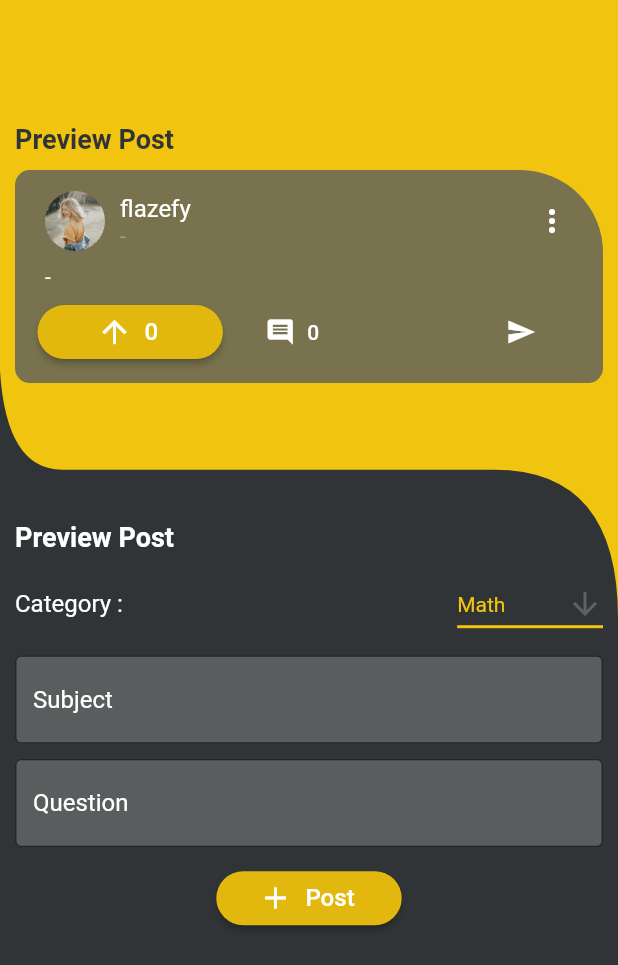
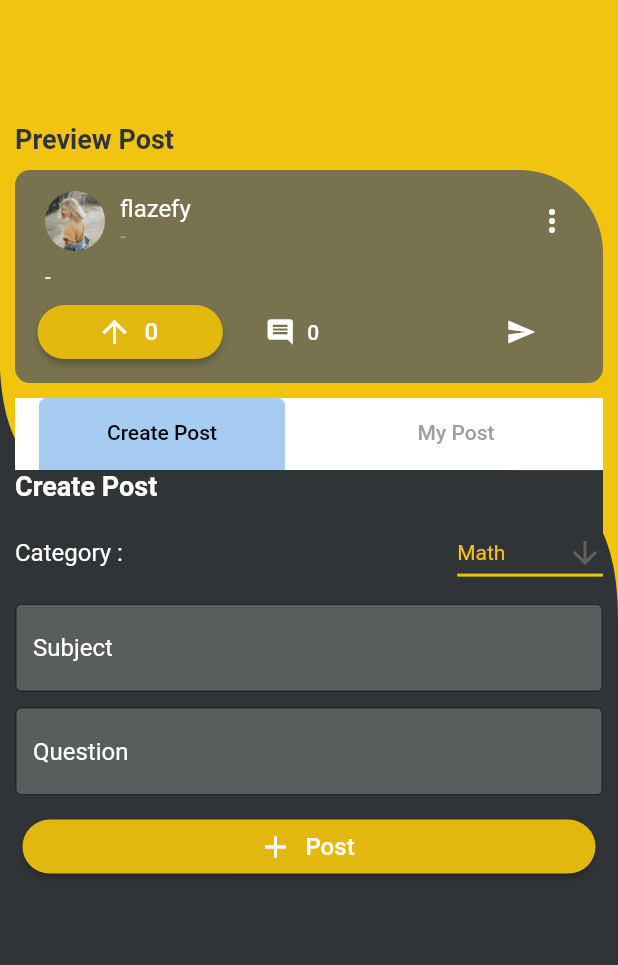
Before and after one commit to FlazeFy/Learnzia-Mobile, a Flutter app: the myDiscussionPage screen opened directly, after a tap on "Post", on a phone screen of 412 x 824 dp. Shown: the top 965 px of the screen. Run offline on Flutter 3.47's test engine with Material 2 defaults, Android fonts, the phone set to English and light mode, and no system bars; our stand-ins replace cloud_firestore, curved_navigation_bar, firebase_core; missing offline and left inert: stories_for_flutter; accounts and stored records are empty.

Commit message:
See my discussion

```diff
--- a/learnzia/lib/Firebase/GetQuestion.dart
+++ b/learnzia/lib/Firebase/GetQuestion.dart
@@ -5,7 +5,7 @@ import 'package:flutter/material.dart';
 
 class GetQuestion extends StatelessWidget {
 
-  final Stream<QuerySnapshot> _diskusi = FirebaseFirestore.instance.collection('discussion').snapshots();
+  final Stream<QuerySnapshot> _diskusi = FirebaseFirestore.instance.collection('discussion').orderBy('datetime', descending: true).snapshots();
 
   GetQuestion({Key key}) : super(key: key);
 
@@ -56,6 +56,16 @@ class GetQuestion extends StatelessWidget {
                 );
               }
             }
+            Widget getDate(){
+              var dt = DateTime.fromMicrosecondsSinceEpoch(data['datetime'].microsecondsSinceEpoch).toString();
+              var date = DateTime.parse(dt);
+              var formattedDate = "${date.day}-${date.month}-${date.year}";
+              return Container(
+                margin: const EdgeInsets.symmetric(horizontal: 10.0, vertical: 5),
+                  child: Text(formattedDate, style: const TextStyle(fontSize: 12, color: Colors.grey, fontStyle: FontStyle.italic)
+                )
+              );
+            }
             return Container(
               margin: const EdgeInsets.only(bottom: 10, left: 10, right: 10),
               padding: const EdgeInsets.all(10),
@@ -92,6 +102,7 @@ class GetQuestion extends StatelessWidget {
                     ]
                   ),
                   getImage(),
+                  getDate(),
                   Row(
                     children: [
                       Container(
--- /dev/null
+++ b/learnzia/lib/SecondaryMenu/TabController/createPost.dart
@@ -0,0 +1,114 @@
+import 'package:cloud_firestore/cloud_firestore.dart';
+import 'package:flutter/material.dart';
+import 'package:learnzia/Widgets/dropdown.dart';
+import 'package:learnzia/SecondaryMenu/myDiscussionPage.dart';
+
+class CreatePost extends StatefulWidget {
+  const CreatePost({Key key}) : super(key: key);
+
+  @override
+  State<CreatePost> createState() => _CreatePostState();
+}
+
+class _CreatePostState extends State<CreatePost> {
+  CollectionReference disc = FirebaseFirestore.instance.collection('discussion');
+
+  //Create account.
+  Future<void> createDiscussion() {
+    return disc
+      .add({
+        'subject': subjectCtrl.text,
+        'question': questionCtrl.text,
+        'category': categoryCtrl,
+        'datetime': DateTime.tryParse(DateTime.now().toIso8601String()),
+        'image': 'null', // for now.
+      })
+      .then((value) => print("Akun berhasil didaftar"))
+      .catchError((error) => print("Failed to add user: $error"));
+  }
+
+
+  var subjectCtrl = TextEditingController();
+  var questionCtrl = TextEditingController();
+
+  @override
+  Widget build(BuildContext context) {
+    double fullHeight = MediaQuery.of(context).size.height;
+    double fullWidth = MediaQuery.of(context).size.width;
+
+    return Scaffold(
+      body: ListView(
+        padding: const EdgeInsets.only(top: 0),
+        children:[
+          Column(
+            children: [
+              Container(
+                margin: const EdgeInsets.only(bottom: 10),
+                child: const Align(
+                  alignment: Alignment.centerLeft,
+                  child: Text("Create Post", style: TextStyle(color: Colors.white, fontWeight:FontWeight.bold, fontSize: 18)),
+                )
+              ),
+              Padding(
+                padding: const EdgeInsets.only(bottom: 10),
+                child: Row(
+                  children:const [
+                    Text("Category :", style: TextStyle(color: Colors.white, fontSize: 16)),
+                    Spacer(),
+                    DropDownCategory()
+                  ]
+                )
+              ),
+              Padding(
+                padding: const EdgeInsets.only(bottom: 10),
+                child: TextField(
+                  controller: subjectCtrl,
+                  decoration: const InputDecoration(
+                    border: OutlineInputBorder(),
+                    hintText: 'Subject',
+                    fillColor: Color(0xFF5A5d5e),
+                    hintStyle: TextStyle(color: Colors.white),
+                    filled: true,
+                  ),
+                ),
+              ),
+              Padding(
+                padding: const EdgeInsets.only(bottom: 10),
+                child: TextField(
+                  controller: questionCtrl,
+                  decoration: const InputDecoration(
+                    border: OutlineInputBorder(),
+                    hintText: 'Question',
+                    fillColor: Color(0xFF5A5d5e),
+                    hintStyle: TextStyle(color: Colors.white),
+                    filled: true,
+                  ),
+                ),
+              ),
+            ]
+          ),
+          Container(
+            margin: const EdgeInsets.symmetric(horizontal: 5),
+            width: fullWidth*0.3,
+            child: ElevatedButton.icon(
+              icon: const Icon(Icons.add),
+              label: const Text("Post", style: TextStyle(fontSize: 16)),
+              style: ButtonStyle(
+                backgroundColor: MaterialStateProperty.all<Color>(const Color.fromARGB(255, 226, 184, 14)),
+                shape: MaterialStateProperty.all<RoundedRectangleBorder>(
+                  RoundedRectangleBorder(
+                    borderRadius: BorderRadius.circular(18.0),
+                  )
+                )
+              ),
+              onPressed: () async{
+                createDiscussion();
+              },
+            ),
+          ),
+        ]
+      )
+
+    );
+  }
+}
--- /dev/null
+++ b/learnzia/lib/SecondaryMenu/TabController/myPost.dart
@@ -0,0 +1,32 @@
+import 'package:cloud_firestore/cloud_firestore.dart';
+import 'package:flutter/material.dart';
+
+class MyPost extends StatefulWidget {
+  const MyPost({Key key}) : super(key: key);
+
+  @override
+  State<MyPost> createState() => _MyPostState();
+}
+
+class _MyPostState extends State<MyPost> {
+  CollectionReference disc = FirebaseFirestore.instance.collection('discussion');
+
+  var subjectCtrl = TextEditingController();
+  var questionCtrl = TextEditingController();
+
+  @override
+  Widget build(BuildContext context) {
+    double fullHeight = MediaQuery.of(context).size.height;
+    double fullWidth = MediaQuery.of(context).size.width;
+
+    return Scaffold(
+      body: ListView(
+        padding: const EdgeInsets.only(top: 0),
+        children:[
+
+        ]
+      )
+
+    );
+  }
+}
--- a/learnzia/lib/SecondaryMenu/myDiscussionPage.dart
+++ b/learnzia/lib/SecondaryMenu/myDiscussionPage.dart
@@ -1,7 +1,7 @@
-import 'package:cloud_firestore/cloud_firestore.dart';
 import 'package:flutter/material.dart';
+import 'package:learnzia/SecondaryMenu/TabController/createPost.dart';
+import 'package:learnzia/SecondaryMenu/TabController/myPost.dart';
 import 'package:learnzia/Widgets/customPainter.dart';
-import 'package:learnzia/Widgets/dropdown.dart';
 
 String categoryCtrl = "";
 
@@ -13,25 +13,6 @@ class myDiscussionPage extends StatefulWidget {
 }
 
 class _myDiscussionPageState extends State<myDiscussionPage> {
-  CollectionReference disc = FirebaseFirestore.instance.collection('discussion');
-
-  //Create account.
-  Future<void> createDiscussion() {
-    return disc
-      .add({
-        'subject': subjectCtrl.text,
-        'question': questionCtrl.text,
-        'category': categoryCtrl,
-        'datetime': DateTime.tryParse(DateTime.now().toIso8601String()),
-        'image': 'null', // for now.
-      })
-      .then((value) => print("Akun berhasil didaftar"))
-      .catchError((error) => print("Failed to add user: $error"));
-  }
-
-
-  var subjectCtrl = TextEditingController();
-  var questionCtrl = TextEditingController();
 
   @override
   Widget build(BuildContext context) {
@@ -139,74 +120,55 @@ class _myDiscussionPageState extends State<myDiscussionPage> {
                   borderRadius: const BorderRadius.only(topLeft: Radius.circular(10), bottomRight: Radius.circular(10), bottomLeft: Radius.circular(10), topRight: Radius.circular(55)),
                 )
               ), //End of preview container.
-
-              Container(
-                margin: EdgeInsets.only(top: fullHeight*0.1),
+              DefaultTabController(
+                length: 2,
                 child: Column(
-                  children: [
+                  children: <Widget>[
                     Container(
-                      margin: const EdgeInsets.only(bottom: 10),
-                      child: const Align(
-                        alignment: Alignment.centerLeft,
-                        child: Text("Preview Post", style: TextStyle(color: Colors.white, fontWeight:FontWeight.bold, fontSize: 18)),
-                      )
-                    ),
-                    Padding(
-                      padding: const EdgeInsets.only(bottom: 10),
-                      child: Row(
-                        children:const [
-                          Text("Category :", style: TextStyle(color: Colors.white, fontSize: 16)),
-                          Spacer(),
-                          DropDownCategory()
-                        ]
-                      )
-                    ),
-                    Padding(
-                      padding: const EdgeInsets.only(bottom: 10),
-                      child: TextField(
-                        controller: subjectCtrl,
-                        decoration: const InputDecoration(
-                          border: OutlineInputBorder(),
-                          hintText: 'Subject',
-                          fillColor: Color(0xFF5A5d5e),
-                          hintStyle: TextStyle(color: Colors.white),
-                          filled: true,
+                      constraints: const BoxConstraints(maxHeight: 150.0),
+                      child: const Material(
+                        color: Colors.white,
+                        child: TabBar(
+                          indicatorColor: Colors.transparent,
+                          tabs: [
+                            Tab(
+                              child: Align(
+                                alignment: Alignment.center,
+                                child: Text("Create Post"),
+                              ),
+                            ),
+                            Tab(
+                              child: Align(
+                                alignment: Alignment.center,
+                                child: Text("My Post"),
+                              ),
+                            ),
+                          ],
+                          labelColor: Colors.black,
+                          unselectedLabelColor: Colors.grey,
+                          indicatorSize: TabBarIndicatorSize.label,
+                          indicator: BoxDecoration(
+                            borderRadius: BorderRadius.only(
+                              topLeft: Radius.circular(5),
+                              topRight: Radius.circular(5),
+                            ),
+                            color: Color.fromARGB(255, 166, 204, 242),
+                          ),
                         ),
                       ),
                     ),
-                    Padding(
-                      padding: const EdgeInsets.only(bottom: 10),
-                      child: TextField(
-                        controller: questionCtrl,
-                        decoration: const InputDecoration(
-                          border: OutlineInputBorder(),
-                          hintText: 'Question',
-                          fillColor: Color(0xFF5A5d5e),
-                          hintStyle: TextStyle(color: Colors.white),
-                          filled: true,
+                    Expanded(
+                      child: Container(
+                        height: fullHeight,
+                        child: TabBarView(
+                          children: [
+                            CreatePost(),
+                            MyPost(),
+                          ],
                         ),
                       ),
                     ),
-                  ]
-                ),
-              ),
-              Container(
-                margin: const EdgeInsets.symmetric(horizontal: 5),
-                width: fullWidth*0.3,
-                child: ElevatedButton.icon(
-                  icon: const Icon(Icons.add),
-                  label: const Text("Post", style: TextStyle(fontSize: 16)),
-                  style: ButtonStyle(
-                    backgroundColor: MaterialStateProperty.all<Color>(const Color.fromARGB(255, 226, 184, 14)),
-                    shape: MaterialStateProperty.all<RoundedRectangleBorder>(
-                      RoundedRectangleBorder(
-                        borderRadius: BorderRadius.circular(18.0),
-                      )
-                    )
-                  ),
-                  onPressed: () async{
-                    createDiscussion();
-                  },
+                  ],
                 ),
               ),
             ]
```
